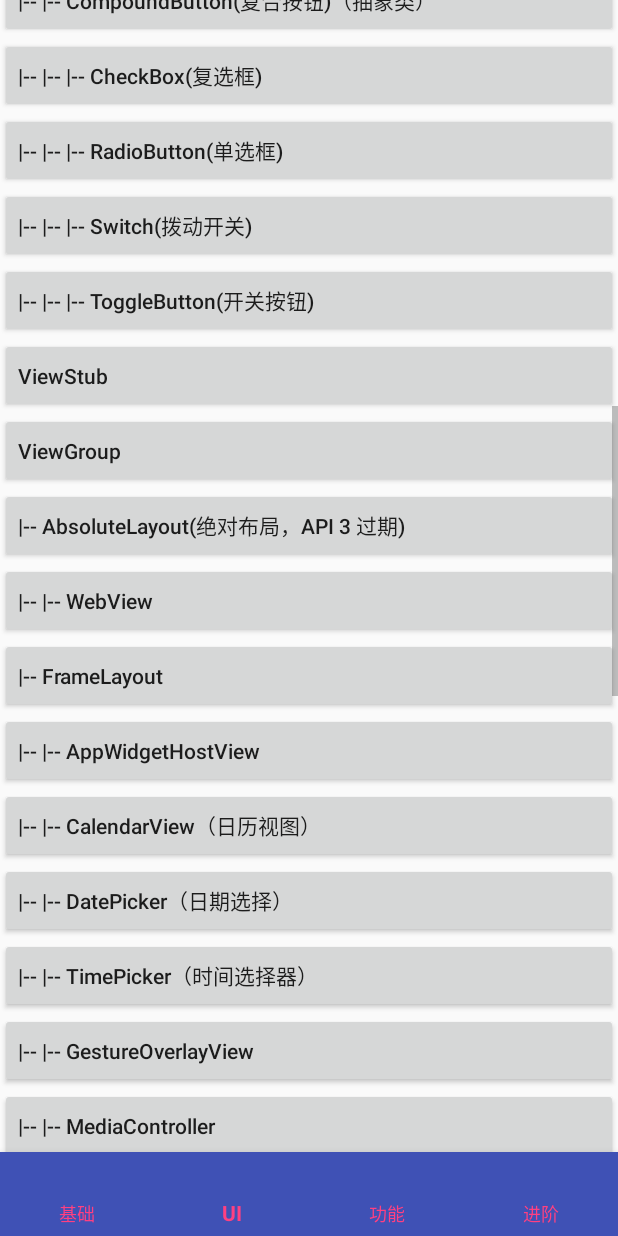
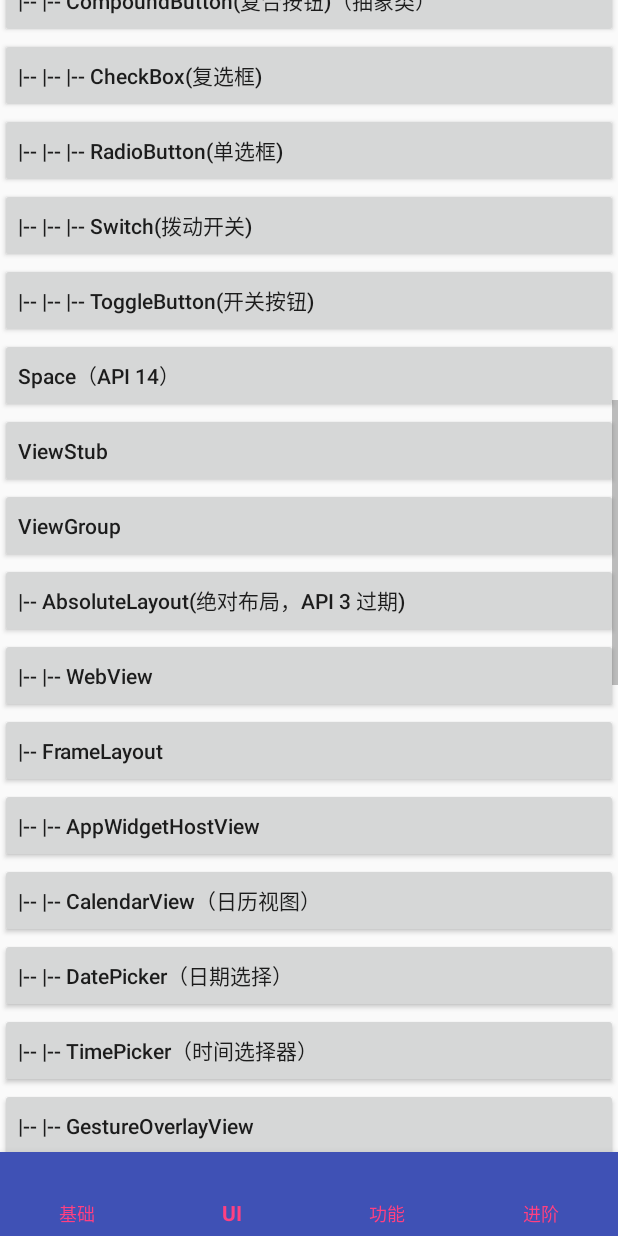
Before and after one commit to MelanDawn/AndroidAppFw, an Android app: the screen it shows after launch (MainActivity), item 2 of the bottom bar chosen, scrolled down 1074 dp, on a phone screen of 412 x 824 dp. Run offline under Robolectric (Android 15) with nearby library versions, the phone set to English and light mode, and no system bars; libraries missing offline, so code that uses them is left out: com.umeng.analytics, com.umeng.commonsdk, com.umeng.message; 8 statements that could not run were skipped.

Commit message:
[R&D_Center] 添加 Space 样例
修改原因: Feature
应用版本: 1.0.1
问题原因:
修复方式：

```diff
--- a/app/src/main/AndroidManifest.xml
+++ b/app/src/main/AndroidManifest.xml
@@ -119,6 +119,7 @@
         <activity android:name=".ui.activity.view.SwitchAct" />
         <activity android:name=".ui.activity.view.ToggleButtonAct" />
 
+        <activity android:name=".ui.activity.view.SpaceAct" />
         <activity android:name=".ui.activity.view.ViewStubAct" />
 
         <activity android:name=".ui.activity.view.viewgroup.ViewGroupAct" />
--- a/app/src/main/java/com/zs/androidappfw/ui/UiFrgm.java
+++ b/app/src/main/java/com/zs/androidappfw/ui/UiFrgm.java
@@ -28,6 +28,7 @@ import com.zs.androidappfw.ui.activity.view.QuickContactBadgeAct;
 import com.zs.androidappfw.ui.activity.view.RadioButtonAct;
 import com.zs.androidappfw.ui.activity.view.RatingBarAct;
 import com.zs.androidappfw.ui.activity.view.SeekBarAct;
+import com.zs.androidappfw.ui.activity.view.SpaceAct;
 import com.zs.androidappfw.ui.activity.view.TextClockAct;
 import com.zs.androidappfw.ui.activity.view.TextViewAct;
 import com.zs.androidappfw.ui.activity.view.ToggleButtonAct;
@@ -139,6 +140,7 @@ public class UiFrgm extends BaseFragment implements View.OnClickListener {
         initAndSetClickListener(view, R.id.ui_to_relative_layout);
         initAndSetClickListener(view, R.id.ui_to_dialer_filter);
         initAndSetClickListener(view, R.id.ui_to_two_line_list_item);
+        initAndSetClickListener(view, R.id.ui_to_space);
         initAndSetClickListener(view, R.id.ui_to_view_stub);
 
         initAndSetClickListener(view, R.id.ui_to_animation_frame);
@@ -325,6 +327,9 @@ public class UiFrgm extends BaseFragment implements View.OnClickListener {
             case R.id.ui_to_two_line_list_item:
                 startActivity(TwoLineListItemAct.class);
                 break;
+            case R.id.ui_to_space:
+                startActivity(SpaceAct.class);
+                break;
             case R.id.ui_to_view_stub:
                 startActivity(ViewStubAct.class);
                 break;
--- a/app/src/main/res/layout/frgm_main_ui.xml
+++ b/app/src/main/res/layout/frgm_main_ui.xml
@@ -216,6 +216,14 @@
             android:layout_height="@dimen/bt_height"
             android:gravity="center_vertical|start"
             android:text="@string/to_toggle_btn"
+            android:textAllCaps="false"/>
+
+        <Button
+            android:id="@+id/ui_to_space"
+            android:layout_width="match_parent"
+            android:layout_height="@dimen/bt_height"
+            android:gravity="center_vertical|start"
+            android:text="@string/to_space"
             android:textAllCaps="false"/>
 
         <Button
--- a/app/src/main/res/values/strings.xml
+++ b/app/src/main/res/values/strings.xml
@@ -63,6 +63,7 @@
     <string name="to_switch">|-- |-- |-- Switch(拨动开关)</string>
     <string name="to_toggle_btn">|-- |-- |-- ToggleButton(开关按钮)</string>
 
+    <string name="to_space">Space（API 14）</string>
     <string name="to_view_stub">ViewStub</string>
 
     <string name="to_view_group">ViewGroup</string>
@@ -260,6 +261,11 @@
     <string name="switch_normal">默认配置</string>
     <string name="switch_disabled">disabled状态</string>
     <string name="switch_no_background">去掉背景，background=@null</string>
+
+    <!-- Space Activity -->
+    <string name="space_description">
+        Space 用于在组件中间占位，不绘制任何内容，因此无法设置背景色。
+    </string>
 
     <!-- ViewStub Activity -->
     <string name="view_stub_description">
```
Also changed, not shown: app/src/main/java/com/zs/androidappfw/ui/activity/view/SpaceAct.java (added, +19 -0 lines), app/src/main/res/layout/act_space.xml (added, +63 -0 lines).
